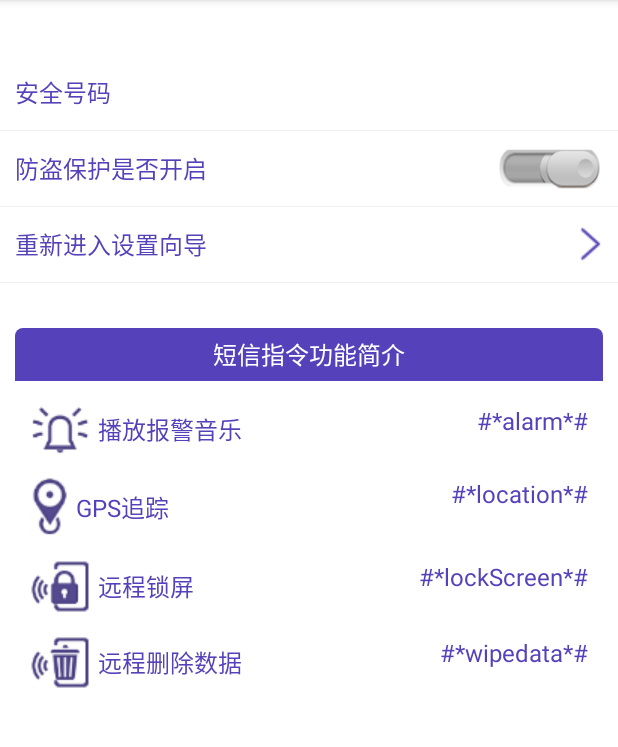
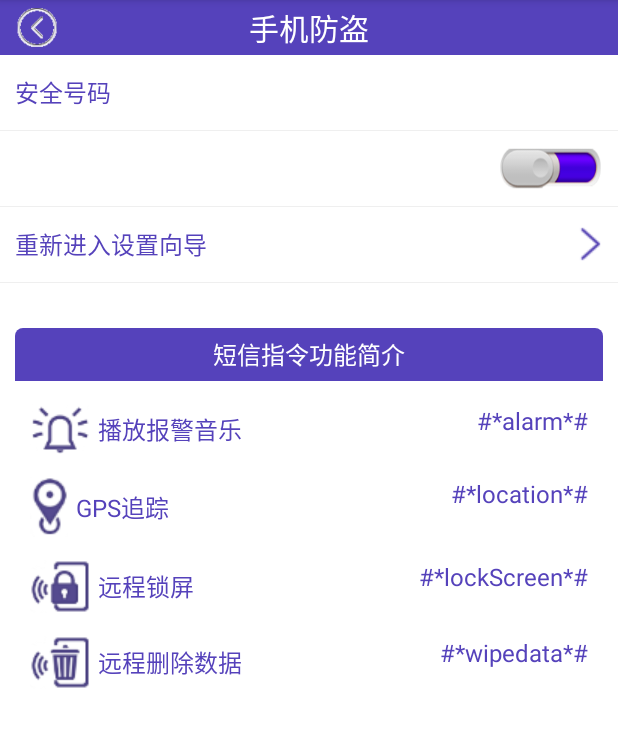
Before and after one commit to caijunyu1997/MobileGuard, an Android app: the LostFindActivity screen opened directly, with no data from a screen before it, on a phone screen of 412 x 824 dp, the part 84-831 px from its top. Run offline under Robolectric (Android 15) with nearby library versions, the phone set to English and light mode, and no system bars; 1 statement that could not run was skipped.

Commit message:
手机防盗界面完善和防盗指令短信功能

```diff
--- a/app/src/main/java/cn/edu/gdmec/android/mobileguard/m2theftguard/LostFindActivity.java
+++ b/app/src/main/java/cn/edu/gdmec/android/mobileguard/m2theftguard/LostFindActivity.java
@@ -1,21 +1,96 @@
 package cn.edu.gdmec.android.mobileguard.m2theftguard;
 
 import android.content.Intent;
+import android.content.SharedPreferences;
 import android.support.v7.app.AppCompatActivity;
 import android.os.Bundle;
+import android.view.View;
+import android.widget.CompoundButton;
+import android.widget.ImageView;
+import android.widget.RelativeLayout;
+import android.widget.TextView;
+import android.widget.ToggleButton;
+
 import cn.edu.gdmec.android.mobileguard.R;
 
-public class LostFindActivity extends AppCompatActivity {
+public class LostFindActivity extends AppCompatActivity implements View.OnClickListener {
+
+    private TextView mSafePhoneTV;
+    private RelativeLayout mInterSetupRL;
+    private SharedPreferences msharePreferences;
+    private ToggleButton mTogglebutton;
+    private TextView mProtectStatusTV;
 
     @Override
     protected void onCreate(Bundle savedInstanceState) {
         super.onCreate(savedInstanceState);
         setContentView(R.layout.activity_lost_find);
-        startSetUp1Activity();
+        msharePreferences = getSharedPreferences("config",MODE_PRIVATE);
+        if (!isSetUp()){
+            //如果没有进入过设置向导，则进入
+            startSetUp1Activity();
+        }
+        initView();
+    }
+
+
+
+    private boolean isSetUp(){
+        return msharePreferences.getBoolean("isSetUp",false);
+    }
+    /**初始化控件*/
+    private void  initView(){
+        TextView mTitleTV = (TextView)findViewById(R.id.tv_title);
+        mTitleTV.setText("手机防盗");
+        ImageView mLeftImgv = (ImageView)findViewById(R.id.imgv_leftbtn);
+        mLeftImgv.setOnClickListener(this);
+        mLeftImgv.setImageResource(R.drawable.back);
+        findViewById(R.id.rl_titlebar).setBackgroundColor(getResources().getColor(R.color.purple));
+        mSafePhoneTV = (TextView)findViewById(R.id.tv_safephone);
+        mSafePhoneTV.setText(msharePreferences.getString("safephone",""));
+        mTogglebutton = (ToggleButton)findViewById(R.id.togglebtn_lostfind);
+        mInterSetupRL = (RelativeLayout)findViewById(R.id.rl_titlebar);
+        mInterSetupRL.setOnClickListener(this);
+        mProtectStatusTV = (TextView)findViewById(R.id.tv_lostfind_protectstauts);
+        //查询手机防盗是否开启
+        boolean protecting = msharePreferences.getBoolean("protecting",true);
+        if (protecting){
+            mProtectStatusTV.setText("");
+            mTogglebutton.setChecked(true);
+        }else{
+            mProtectStatusTV.setText("");
+            mTogglebutton.setChecked(false);
+        }
+        mTogglebutton.setOnCheckedChangeListener(new CompoundButton.OnCheckedChangeListener(){
+            public void onCheckedChanged(CompoundButton buttonView, boolean isChecked){
+                if (isChecked){
+                    mProtectStatusTV.setText("防盗保护已经开启");
+                }else{
+                    mProtectStatusTV.setText("防盗保护没有开启");
+                }
+                SharedPreferences.Editor editor = msharePreferences.edit();
+                editor.putBoolean("protecting",isChecked);
+                editor.commit();
+            }
+        });
     }
     private  void startSetUp1Activity(){
         Intent intent=new Intent(LostFindActivity.this,Setup1Activty.class);
         startActivity(intent);
         finish();
     }
+
+    @Override
+    public void onClick(View view) {
+        switch (view.getId()){
+            case R.id.rl_inter_setup_wizard:
+                //重新进入设置向导
+                startSetUp1Activity();
+                break;
+            case R.id.imgv_leftbtn:
+                //重新进入设置向导
+                finish();
+                break;
+        }
+    }
 }
```
Also changed, not shown: app/src/main/AndroidManifest.xml (+31 -3 lines), app/src/main/java/cn/edu/gdmec/android/mobileguard/m1home/HomeActivity.java (+24 -2 lines), app/src/main/java/cn/edu/gdmec/android/mobileguard/m2theftguard/Setup4Activty.java (+46 -8 lines), app/src/main/java/cn/edu/gdmec/android/mobileguard/m2theftguard/receiver/MyDeviceAdminReceiver.java (added, +13 -0 lines), app/src/main/java/cn/edu/gdmec/android/mobileguard/m2theftguard/receiver/SmsLostFindReceiver.java (added, +68 -0 lines), app/src/main/java/cn/edu/gdmec/android/mobileguard/m2theftguard/service/GPSLocationService.java (added, +82 -0 lines), app/src/main/res/xml/device_admin_sample.xml (added, +9 -0 lines), 1 other file.
